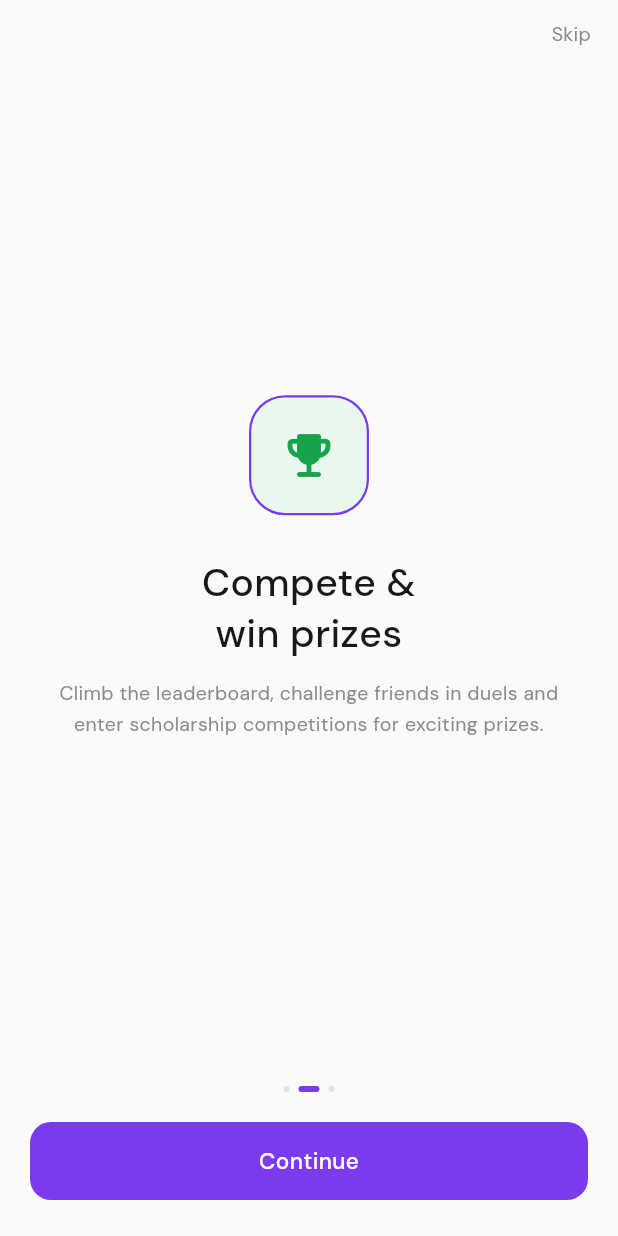
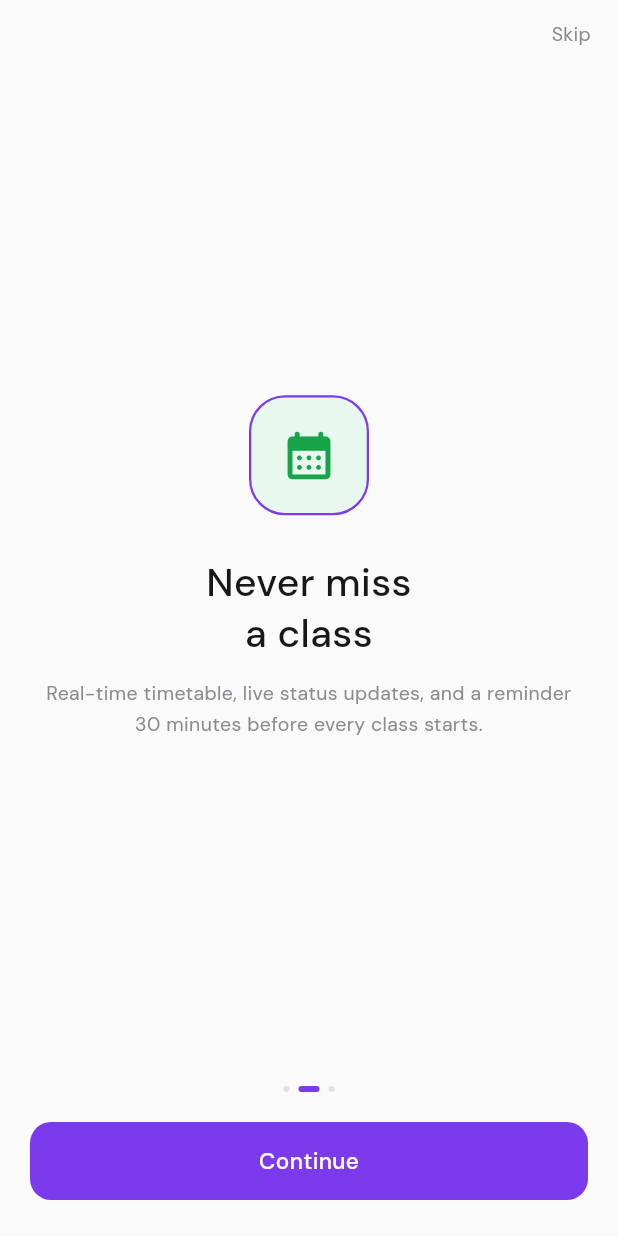
Before and after one commit to olowolayemogoodness-crypto/Edul, a Flutter app: the screen it shows after launch, swiped to page 2, on a phone screen of 412 x 824 dp. Run offline on Flutter 3.47's test engine with Material 3 defaults, Android fonts, the phone set to English and light mode, and no system bars; our stand-ins replace audioplayers, cloud_firestore, dartz, equatable, firebase_auth, firebase_core and 13 more; missing offline and left inert: ffmpeg_kit_flutter_new, flutter_pdfview, gal, purchases_flutter, record; accounts and stored records are empty.

Commit message:
Timetable: real-time sync, rotation, Saturday/Sunday support, delete, push notifications; onboarding slides updated; university locked to FUTA

```diff
--- a/lib/core/services/timetable_service.dart
+++ b/lib/core/services/timetable_service.dart
@@ -162,8 +162,8 @@ class TimetableService {
   ///
   /// Best-effort: one member's missing/invalid token, or one failed
   /// HTTP call, doesn't stop the rest of the group from being
-  /// notified. Does nothing for status 'holding' (a class going back
-  /// to normal isn't worth a push).
+  /// /// coming back on after being cancelled/delayed).
+/// notified. Fires for every status, including 'holding' (a class  /// to normal isn't worth a push).
   static const _pushWorkerUrl = 'https://edulink-push-send.edulinkore.workers.dev/';
 
     static Future<String> deleteEntry({
@@ -185,7 +185,7 @@ class TimetableService {
     String? room,
     String? startTime,
   }) async {
-    if (status != 'cancelled' && status != 'delayed') return;
+    // No early-return here now -- 'holding' is worth a push too.
 
     final currentUser = FirebaseAuth.instance.currentUser;
     if (currentUser == null) return;
@@ -197,12 +197,14 @@ class TimetableService {
       return; // can't authenticate to the worker -- best-effort, fail quietly
     }
 
-    final title = status == 'cancelled' ? '$subject cancelled' : '$subject delayed';
+        final title = status == 'cancelled' ? '$subject cancelled' : status == 'delayed' ? '$subject delayed' : '$subject is back on';
     final where = room != null && room.isNotEmpty ? ' ($room)' : '';
     final when = startTime != null && startTime.isNotEmpty ? ' at $startTime' : '';
     final body = status == 'cancelled'
         ? '$subject$when$where has been cancelled.'
-        : '$subject$when$where has been delayed -- check the timetable for the new time.';
+        : status == 'delayed'
+            ? '$subject$when$where has been delayed -- check the timetable for the new time.'
+            : '$subject$when$where is holding as scheduled.';
 
     final membersSnap = await _db.collection('groups').doc(groupId).collection('members').get();
 
--- a/lib/features/auth/presentation/pages/onboarding_page.dart
+++ b/lib/features/auth/presentation/pages/onboarding_page.dart
@@ -16,9 +16,9 @@ class _OnboardingPageState extends State<OnboardingPage> {
   int _page = 0;
 
   static final _slides = [
-    _Slide(icon: Icons.auto_awesome_rounded, iconBg: AppColors.accentSurface, iconColor: AppColors.accentLight, title: 'AI tutor,\nalways ready', body: 'Ask anything about WAEC, JAMB, IELTS or TOEFL. Gemini AI explains concepts and quizzes you step by step.'),
-    _Slide(icon: Icons.emoji_events_rounded, iconBg: AppColors.successSurface, iconColor: AppColors.success, title: 'Compete &\nwin prizes', body: 'Climb the leaderboard, challenge friends in duels and enter scholarship competitions for exciting prizes.'),
-    _Slide(icon: Icons.groups_rounded, iconBg: AppColors.accentSurface, iconColor: AppColors.accentLight, title: 'Live study\nrooms', body: 'Join real-time study sessions with peers. Solve Gemini quiz widgets together and learn faster as a group.'),
+    _Slide(icon: Icons.dynamic_feed_rounded, iconBg: AppColors.accentSurface, iconColor: AppColors.accentLight, title: 'Your campus,\nin one feed', body: 'See what your department, faculty and university are saying — announcements, communities and conversations, all in one place.'),
+    _Slide(icon: Icons.calendar_month_rounded, iconBg: AppColors.successSurface, iconColor: AppColors.success, title: 'Never miss\na class', body: 'Real-time timetable, live status updates, and a reminder 30 minutes before every class starts.'),
+    _Slide(icon: Icons.groups_rounded, iconBg: AppColors.accentSurface, iconColor: AppColors.accentLight, title: 'Find your\npeople', body: 'Your department is waiting for you. Follow clubs, fellowships and interest communities built around what you actually care about.'),
   ];
 
   @override
--- a/lib/features/timetable/presentation/pages/add_timetable_entry_page.dart
+++ b/lib/features/timetable/presentation/pages/add_timetable_entry_page.dart
@@ -88,7 +88,7 @@ class _AddTimetableEntryPageState extends State<AddTimetableEntryPage> {
           if (_isClassMode) ...[
             Text('Day', style: GoogleFonts.dmSans(fontSize: 12, color: _textSecondary)),
             const SizedBox(height: 6),
-           Wrap(spacing: 8, children: ['Mon','Tue','Wed','Thu','Fri','Sat'].map((d) => GestureDetector(
+           Wrap(spacing: 8, children: ['Mon','Tue','Wed','Thu','Fri','Sat','Sun'].map((d) => GestureDetector(
               onTap: () => setState(() => _day = d),
               child: Container(padding: const EdgeInsets.symmetric(horizontal: 14, vertical: 8),
                 decoration: BoxDecoration(color: _day == d ? _amber : _cardBg, borderRadius: BorderRadius.circular(10)),
```
Also changed, not shown: lib/features/auth/presentation/pages/student_type_page.dart (+9 -3 lines), lib/features/timetable/presentation/pages/timetable_page.dart (+29 -18 lines).
